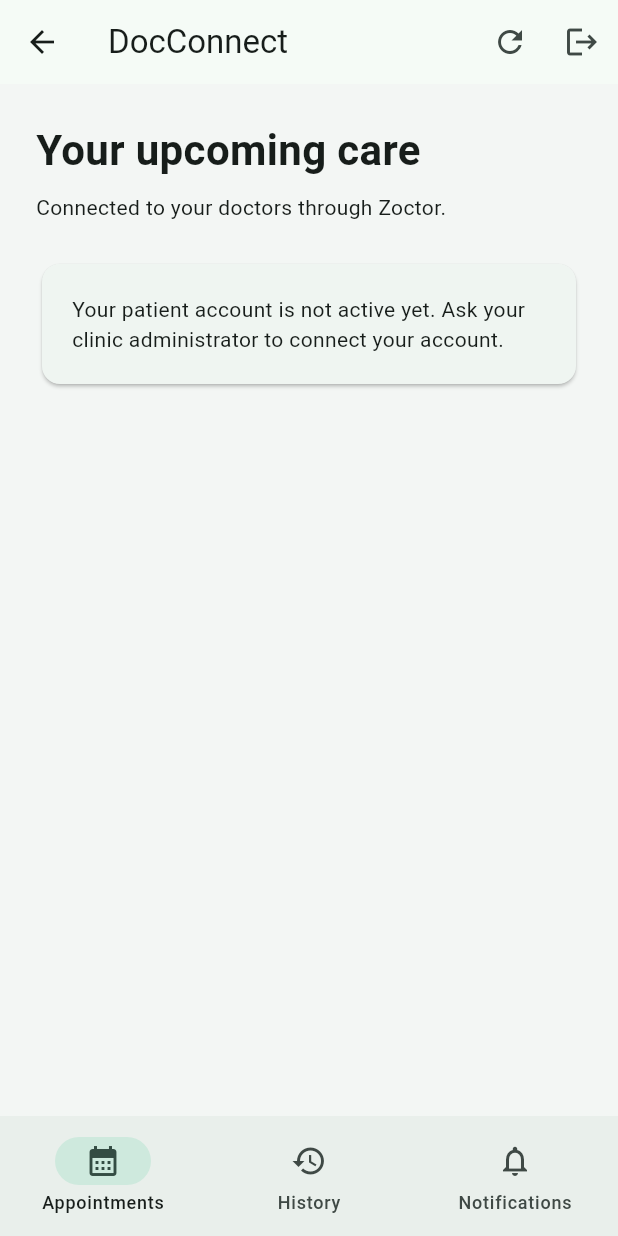
After one commit to RokiTino/DocConnect, a Flutter app: the CareHome screen opened directly, after a tap on the "logout" icon, on a phone screen of 412 x 824 dp. The commit adds this screen. Run offline on Flutter 3.47's test engine with Material 3 defaults, Android fonts, the phone set to English and light mode, and no system bars; our stand-ins replace curved_navigation_bar, supabase_flutter, syncfusion_flutter_datepicker; accounts and stored records are empty.

Commit message:
Connect patient appointments history and notifications to FieldMed

```diff
--- /dev/null
+++ b/care-config.example.json
@@ -0,0 +1 @@
+{"CARE_SUPABASE_URL":"","CARE_SUPABASE_KEY":""}
--- /dev/null
+++ b/lib/care/care_app.dart
@@ -0,0 +1,374 @@
+import 'dart:async';
+import 'package:flutter/material.dart';
+import 'package:supabase_flutter/supabase_flutter.dart';
+
+class CareApp extends StatefulWidget {
+  const CareApp({super.key});
+  @override
+  State<CareApp> createState() => _CareAppState();
+}
+
+class _CareAppState extends State<CareApp> {
+  final client = Supabase.instance.client;
+  late final StreamSubscription<AuthState> subscription;
+  @override
+  void initState() {
+    super.initState();
+    subscription = client.auth.onAuthStateChange.listen((_) {
+      if (mounted) setState(() {});
+    });
+  }
+
+  @override
+  void dispose() {
+    subscription.cancel();
+    super.dispose();
+  }
+
+  @override
+  Widget build(BuildContext context) => client.auth.currentSession == null
+      ? const CareSignIn()
+      : CareHome(key: ValueKey(client.auth.currentUser!.id));
+}
+
+class CareSignIn extends StatefulWidget {
+  const CareSignIn({super.key});
+  @override
+  State<CareSignIn> createState() => _CareSignInState();
+}
+
+class _CareSignInState extends State<CareSignIn> {
+  final email = TextEditingController();
+  final password = TextEditingController();
+  bool busy = false;
+  String? error;
+  @override
+  void dispose() {
+    email.dispose();
+    password.dispose();
+    super.dispose();
+  }
+
+  Future<void> signIn() async {
+    setState(() {
+      busy = true;
+      error = null;
+    });
+    try {
+      await Supabase.instance.client.auth.signInWithPassword(
+          email: email.text.trim(), password: password.text);
+    } catch (_) {
+      if (mounted) {
+        setState(() =>
+            error = 'Could not sign in. Check your details and connection.');
+      }
+    } finally {
+      if (mounted) setState(() => busy = false);
+    }
+  }
+
+  @override
+  Widget build(BuildContext context) => Scaffold(
+      body: SafeArea(
+          child: Center(
+              child: SingleChildScrollView(
+                  padding: const EdgeInsets.all(28),
+                  child: ConstrainedBox(
+                      constraints: const BoxConstraints(maxWidth: 440),
+                      child: Column(
+                          crossAxisAlignment: CrossAxisAlignment.stretch,
+                          children: [
+                            const Icon(Icons.health_and_safety_outlined,
+                                size: 56, color: Color(0xff176653)),
+                            const SizedBox(height: 20),
+                            const Text('DocConnect',
+                                textAlign: TextAlign.center,
+                                style: TextStyle(
+                                    fontSize: 32, fontWeight: FontWeight.bold)),
+                            const SizedBox(height: 12),
+                            const Text(
+                                'Your appointments. Your care team.\nAll in one place.',
+                                textAlign: TextAlign.center),
+                            const SizedBox(height: 32),
+                            TextField(
+                                controller: email,
+                                keyboardType: TextInputType.emailAddress,
+                                autocorrect: false,
+                                decoration: const InputDecoration(
+                                    labelText: 'Email',
+                                    border: OutlineInputBorder())),
+                            const SizedBox(height: 16),
+                            TextField(
+                                controller: password,
+                                obscureText: true,
+                                decoration: const InputDecoration(
+                                    labelText: 'Password',
+                                    border: OutlineInputBorder())),
+                            const SizedBox(height: 24),
+                            FilledButton(
+                                onPressed: busy ? null : signIn,
+                                child: Text(busy ? 'Signing in…' : 'Sign in')),
+                            if (error != null)
+                              Padding(
+                                  padding: const EdgeInsets.only(top: 16),
+                                  child: Text(error!,
+                                      style:
+                                          const TextStyle(color: Colors.red))),
+                            const SizedBox(height: 20),
+                            const Text(
+                                'Use the patient account provided by your clinic.',
+                                textAlign: TextAlign.center),
+                          ]))))));
+}
+
+class CareHome extends StatefulWidget {
+  const CareHome({super.key});
+  @override
+  State<CareHome> createState() => _CareHomeState();
+}
+
+class _CareHomeState extends State<CareHome> {
+  final client = Supabase.instance.client;
+  List<Map<String, dynamic>> appointments = [];
+  List<Map<String, dynamic>> notifications = [];
+  Map<String, String> doctors = {};
+  Timer? timer;
+  bool loading = true;
+  bool isPatient = false;
+  String? error;
+  int tab = 0;
+  @override
+  void initState() {
+    super.initState();
+    refresh();
+    timer = Timer.periodic(const Duration(seconds: 30), (_) => refresh());
+  }
+
+  @override
+  void dispose() {
+    timer?.cancel();
+    super.dispose();
+  }
+
+  Future<void> refresh() async {
+    try {
+      final uid = client.auth.currentUser!.id;
+      final profile = await client
+          .from('care_people')
+          .select('role')
+          .eq('id', uid)
+          .maybeSingle();
+      if (profile?['role'] != 'patient') {
+        if (mounted) {
+          setState(() {
+            isPatient = false;
+            loading = false;
+          });
+        }
+        return;
+      }
+      final rows = await client
+          .from('care_appointments')
+          .select('*,care_slots(*)')
+          .eq('patient_id', uid)
+          .order('created_at', ascending: false);
+      final inbox = await client
+          .from('care_notifications')
+          .select()
+          .eq('patient_id', uid)
+          .order('created_at', ascending: false);
+      final people = await client
+          .from('care_people')
+          .select('id,display_name')
+          .eq('role', 'doctor');
+      if (mounted) {
+        setState(() {
+          appointments = rows;
+          notifications = inbox;
+          doctors = {
+            for (final p in people)
+              p['id'] as String: p['display_name'] as String
+          };
+          loading = false;
+          isPatient = true;
+          error = null;
+        });
+      }
+    } catch (_) {
+      if (mounted) {
+        setState(() {
+          loading = false;
+          error = 'Could not refresh your care information. Please try again.';
+        });
+      }
+    }
+  }
+
+  String date(String value) {
+    final d = DateTime.parse(value).toLocal();
+    return '${d.day.toString().padLeft(2, '0')}/${d.month.toString().padLeft(2, '0')}/${d.year} · ${d.hour.toString().padLeft(2, '0')}:${d.minute.toString().padLeft(2, '0')}';
+  }
+
+  Future<void> markRead(String id) async {
+    try {
+      await client.from('care_notifications').update(
+          {'read_at': DateTime.now().toUtc().toIso8601String()}).eq('id', id);
+      await refresh();
+    } catch (_) {
+      if (mounted) {
+        setState(() => error = 'Could not mark notification as read.');
+      }
+    }
+  }
+
+  @override
+  Widget build(BuildContext context) {
+    final rows = appointments
+        .where((a) =>
+            tab == 0 ? a['status'] == 'scheduled' : a['status'] != 'scheduled')
+        .toList();
+    rows.sort((a, b) {
+      final comparison = DateTime.parse(a['care_slots']['starts_at'])
+          .compareTo(DateTime.parse(b['care_slots']['starts_at']));
+      return tab == 0 ? comparison : -comparison;
+    });
+    final unread = notifications.where((n) => n['read_at'] == null).length;
+    return Scaffold(
+        appBar: AppBar(title: const Text('DocConnect'), actions: [
+          IconButton(
+              tooltip: 'Refresh',
+              onPressed: refresh,
+              icon: const Icon(Icons.refresh)),
+          IconButton(
+              tooltip: 'Sign out',
+              onPressed: () async {
+                try {
+                  await client.auth.signOut();
+                } catch (_) {
+                  if (mounted) {
+                    setState(() => error = 'Could not sign out. Try again.');
+                  }
+                }
+              },
+              icon: const Icon(Icons.logout))
+        ]),
+        bottomNavigationBar: NavigationBar(
+            selectedIndex: tab,
+            onDestinationSelected: (i) => setState(() => tab = i),
+            destinations: [
+              const NavigationDestination(
+                  icon: Icon(Icons.calendar_month), label: 'Appointments'),
+              const NavigationDestination(
+                  icon: Icon(Icons.history), label: 'History'),
+              NavigationDestination(
+                  icon: Badge(
+                      label: Text('$unread'),
+                      isLabelVisible: unread > 0,
+                      child: const Icon(Icons.notifications_outlined)),
+                  label: 'Notifications')
+            ]),
+        body: loading
+            ? const Center(child: CircularProgressIndicator())
+            : RefreshIndicator(
+                onRefresh: refresh,
+                child: ListView(
+                    padding: const EdgeInsets.all(24),
+                    physics: const AlwaysScrollableScrollPhysics(),
+                    children: [
+                      Text(
+                          [
+                            'Your upcoming care',
+                            'Your checkup history',
+                            'Your notifications'
+                          ][tab],
+                          style: const TextStyle(
+                              fontSize: 28, fontWeight: FontWeight.bold)),
+                      const SizedBox(height: 8),
+                      const Text('Connected to your doctors through Zoctor.'),
+                      const SizedBox(height: 24),
+                      if (error != null)
+                        Card(
+                            child: Padding(
+                                padding: const EdgeInsets.all(16),
+                                child: Text(error!,
+                                    style:
+                                        const TextStyle(color: Colors.red)))),
+                      if (!isPatient)
+                        const Card(
+                            child: Padding(
+                                padding: EdgeInsets.all(20),
+                                child: Text(
+                                    'Your patient account is not active yet. Ask your clinic administrator to connect your account.')))
+                      else if (tab == 2) ...[
+                        if (notifications.isEmpty)
+                          const Text(
+                              'You’re all caught up. Appointment updates and reminders will appear here.'),
+                        ...notifications.map((n) => Card(
+                            child: ListTile(
+                                contentPadding: const EdgeInsets.all(16),
+                                leading: Icon(n['kind'] == 'reminder'
+                                    ? Icons.alarm
+                                    : Icons.notifications_active_outlined),
+                                title: Text(n['message']),
+                                subtitle: Text(date(n['created_at'])),
+                                trailing: n['read_at'] == null
+                                    ? TextButton(
+                                        onPressed: () => markRead(n['id']),
+                                        child: const Text('Mark read'))
+                                    : const Icon(Icons.done))))
+                      ] else ...[
+                        if (rows.isEmpty)
+                          Text(tab == 0
+                              ? 'No upcoming appointments. Your doctor can arrange your next visit.'
+                              : 'Your completed checkups and cancelled appointments will appear here.'),
+                        ...rows.map((a) {
+                          final slot = a['care_slots'] as Map<String, dynamic>;
+                          final starts = DateTime.parse(slot['starts_at']);
+                          final remaining = starts.difference(DateTime.now());
+                          return Card(
+                              margin: const EdgeInsets.only(bottom: 16),
+                              child: Padding(
+                                  padding: const EdgeInsets.all(20),
+                                  child: Column(
+                                      crossAxisAlignment:
+                                          CrossAxisAlignment.start,
+                                      children: [
+                                        Text(
+                                            doctors[slot['doctor_id']] ??
+                                                'Your doctor',
+                                            style: const TextStyle(
+                                                fontSize: 20,
+                                                fontWeight: FontWeight.w600)),
+                                        const SizedBox(height: 8),
+                                        Text(date(slot['starts_at'])),
+                                        const SizedBox(height: 8),
+                                        Chip(
+                                            label: Text((a['status'] as String)
+                                                .replaceAll('_', ' '))),
+                                        if (tab == 0 &&
+                                            remaining > Duration.zero &&
+                                            remaining <=
+                                                const Duration(hours: 24))
+                                          const Padding(
+                                              padding: EdgeInsets.only(top: 8),
+                                              child: Text(
+                                                  'Reminder: your appointment is within 24 hours.',
+                                                  style: TextStyle(
+                                                      color: Color(0xff176653),
+                                                      fontWeight:
+                                                          FontWeight.w600))),
+                                        if ((a['summary'] as String)
+                                            .isNotEmpty) ...[
+                                          const Divider(),
+                                          const Text('Checkup summary',
+                                              style: TextStyle(
+                                                  fontWeight: FontWeight.bold)),
+                                          const SizedBox(height: 8),
+                                          Text(a['summary'])
+                                        ],
+                                      ])));
+                        }),
+                      ],
+                    ])));
+  }
+}
--- a/pubspec.yaml
+++ b/pubspec.yaml
@@ -38,6 +38,7 @@ dependencies:
   curved_navigation_bar: ^1.0.3
   syncfusion_flutter_datepicker: ^25.2.4
   flutter_floating_bottom_bar: ^1.1.0
+  supabase_flutter: 2.8.4
 
 dev_dependencies:
   flutter_test:
```
Also changed, not shown: lib/main.dart (+27 -13 lines), pubspec.lock, 9 other files.
